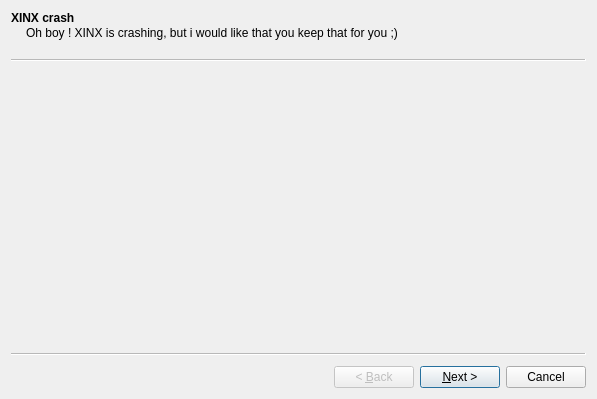
Qt form xinxcrash/tracticketcreationwizard.ui (phoenix741/xinx) before a commit.
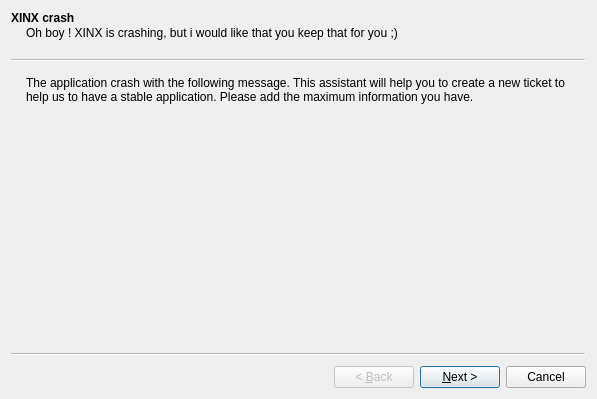
The same form after that commit. Custom widgets are drawn as their Qt base class.

Commit message: [COR] Correction sur la fonctionnalité ticket

What changed in the file:
```diff
--- a/xinxcrash/tracticketcreationwizard.ui
+++ b/xinxcrash/tracticketcreationwizard.ui
@@ -24,6 +24,29 @@
     <string notr="true">1</string>
    </attribute>
    <layout class="QVBoxLayout" name="verticalLayout_3">
+    <item>
+     <widget class="QLabel" name="label_15">
+      <property name="text">
+       <string>The application crash with the following message. This assistant will help you to create a new ticket to help us to have a stable application. Please add the maximum information you have.</string>
+      </property>
+      <property name="wordWrap">
+       <bool>true</bool>
+      </property>
+     </widget>
+    </item>
+    <item>
+     <spacer name="verticalSpacer_5">
+      <property name="orientation">
+       <enum>Qt::Vertical</enum>
+      </property>
+      <property name="sizeHint" stdset="0">
+       <size>
+        <width>20</width>
+        <height>40</height>
+       </size>
+      </property>
+     </spacer>
+    </item>
     <item>
      <widget class="QLabel" name="crashMessage">
       <property name="text">
```
The commit also changes 4 other files.
